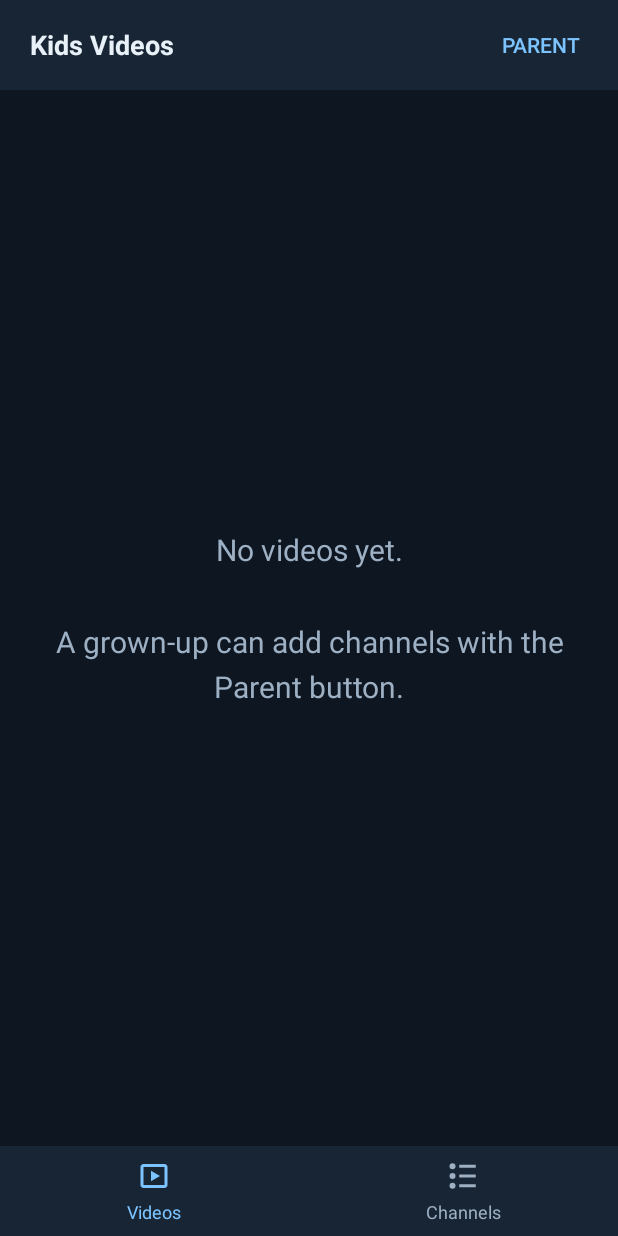
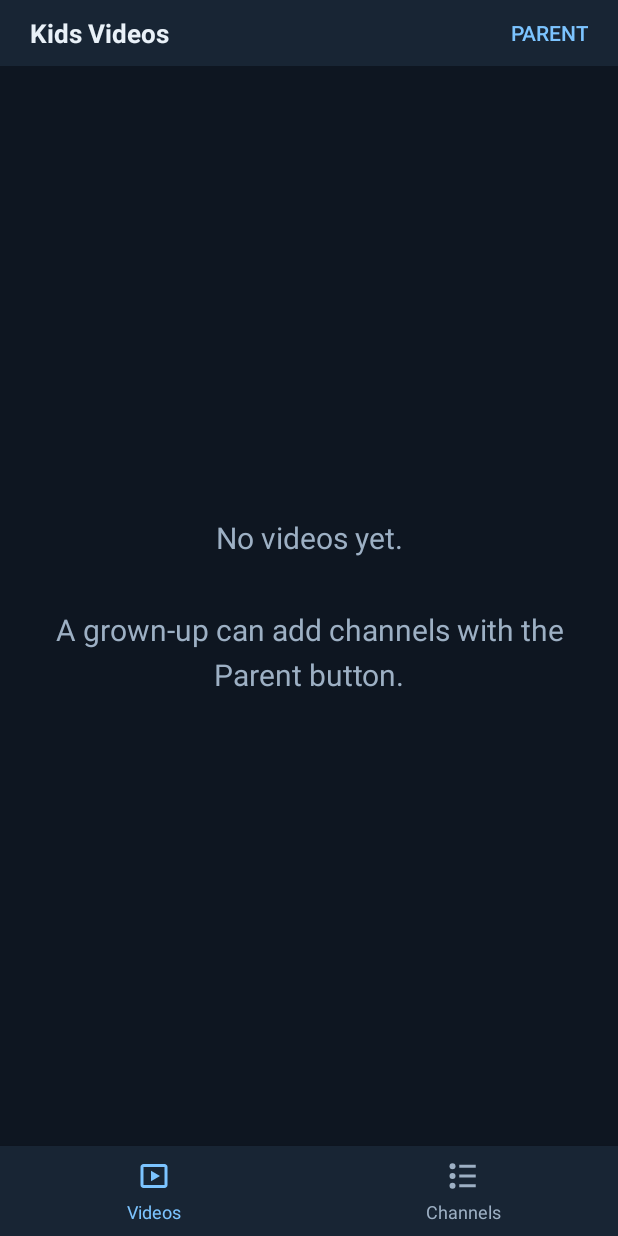
Before and after one commit to vtlinh/tinytube, an Android app: the screen it shows after launch (MainActivity), on a phone screen of 412 x 824 dp. Run offline under Robolectric (Android 15) with nearby library versions, the phone set to English and light mode, and no system bars; pictures from the network do not load.

Commit message:
Shorten the top bar for real, and stop refusing the best frame to measure
The bar first. Trimming its padding did nothing visible because the padding
was never what set its height: borderlessButtonStyle carries a 48dp
minHeight, so with wrap_content the row was 48dp of button plus padding
however small the text got. Measured off the screenshot it was 163px on a
2.75 density panel — 59dp, of which 48 was the button. It is now a fixed
44dp with the buttons' minimums cleared and their heights matched to it, so
the bar is shorter than a stock one while a thumb still gets its full
height to aim at rather than the few dp the label occupies.

Then two bugs that between them refused to measure in exactly the state a
screenshot caught: paused, overlay lifted, YouTube's controls up and still.

The scrim guard tested pausedScrim.visibility. The scrim is a CHILD of the
overlay, so while the overlay is lifted it is not on screen whatever its own
flag says — and its flag says VISIBLE, because the video is paused. isShown
asks the question that was meant.

And the attempt cap was spent before the good frame arrived. Playback
starts, the controls show for about three seconds and hide, and the retries
run on regardless until all 24 are gone; by the time a parent held the
corner there was no budget left and nothing looked again. The cap now bounds
retrying within one opportunity, and lifting the overlay or touching the
player while it is lifted starts a fresh one.

Co-Authored-By: Claude Opus 5 <noreply@anthropic.com>
Claude-Session: https://claude.ai/code/session_016Ewwj8EohGGt1JQnv7LEw6

```diff
--- a/android/app/src/main/res/layout/activity_main.xml
+++ b/android/app/src/main/res/layout/activity_main.xml
@@ -12,17 +12,26 @@
 
          Kept short deliberately. It is a heading on a screen whose whole
          point is the posters below it, and every dp it takes is a dp of
-         video tile — one row of a two-column grid is most of a phone. -->
+         video tile — one row of a two-column grid is most of a phone.
+
+         A FIXED height, not wrap_content, and the buttons have their minimums
+         cleared. That is what actually governs it: borderlessButtonStyle
+         carries a 48dp minHeight, so with wrap_content the bar was 48dp of
+         button plus its padding however small the text was made. Trimming the
+         padding did nothing visible, because the padding was never what was
+         setting the height.
+
+         44dp, and the buttons fill it — so the bar is shorter than a stock
+         one while what a thumb can hit is the full height of it rather than
+         the few dp the label occupies. -->
     <LinearLayout
         android:layout_width="match_parent"
-        android:layout_height="wrap_content"
+        android:layout_height="44dp"
         android:orientation="horizontal"
         android:gravity="center_vertical"
         android:background="@color/surface"
         android:paddingStart="20dp"
-        android:paddingEnd="8dp"
-        android:paddingTop="6dp"
-        android:paddingBottom="6dp">
+        android:paddingEnd="4dp">
 
         <TextView
             android:id="@+id/header"
@@ -30,7 +39,7 @@
             android:layout_height="wrap_content"
             android:layout_weight="1"
             android:text="@string/app_name"
-            android:textSize="18sp"
+            android:textSize="17sp"
             android:textStyle="bold"
             android:textColor="@color/text"
             android:maxLines="1"
@@ -42,9 +51,13 @@
         <Button
             android:id="@+id/show_all"
             android:layout_width="wrap_content"
-            android:layout_height="wrap_content"
+            android:layout_height="match_parent"
             android:text="@string/show_all_videos"
             style="?android:attr/borderlessButtonStyle"
+            android:minWidth="0dp"
+            android:minHeight="0dp"
+            android:paddingStart="12dp"
+            android:paddingEnd="12dp"
             android:textColor="@color/accent"
             android:textSize="14sp"
             android:visibility="gone" />
@@ -52,9 +65,13 @@
         <Button
             android:id="@+id/parent_mode"
             android:layout_width="wrap_content"
-            android:layout_height="wrap_content"
+            android:layout_height="match_parent"
             android:text="@string/parent_mode"
             style="?android:attr/borderlessButtonStyle"
+            android:minWidth="0dp"
+            android:minHeight="0dp"
+            android:paddingStart="12dp"
+            android:paddingEnd="12dp"
             android:textColor="@color/accent"
             android:textSize="14sp" />
 
```
Also changed, not shown: android/app/src/main/java/dev/vtlinh/ytkids/PlayerActivity.kt (+18 -5 lines).
